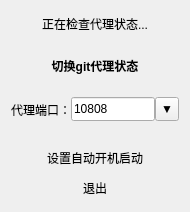
First picture: the form in ContextMenu.ui, repository sinspired/GitProxySwitch, before the edit.
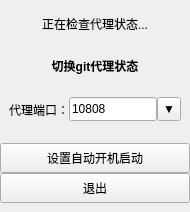
Second picture: the form after the edit.

Commit message: pref: 优化代码格式、添加启动通知

What changed in the file:
```diff
--- a/ContextMenu.ui
+++ b/ContextMenu.ui
@@ -14,7 +14,7 @@
    </rect>
   </property>
   <property name="sizePolicy">
-   <sizepolicy hsizetype="Preferred" vsizetype="Maximum">
+   <sizepolicy hsizetype="Preferred" vsizetype="Fixed">
     <horstretch>0</horstretch>
     <verstretch>0</verstretch>
    </sizepolicy>
@@ -27,8 +27,8 @@
   </property>
   <property name="maximumSize">
    <size>
-    <width>250</width>
-    <height>220</height>
+    <width>190</width>
+    <height>212</height>
    </size>
   </property>
   <property name="font">
@@ -39,6 +39,12 @@
   <property name="windowTitle">
    <string>ContextMenu</string>
   </property>
+  <property name="toolTip">
+   <string/>
+  </property>
+  <property name="styleSheet">
+   <string notr="true"/>
+  </property>
   <property name="toolTipsVisible" stdset="0">
    <bool>false</bool>
   </property>
@@ -47,13 +53,13 @@
     <enum>QLayout::SizeConstraint::SetDefaultConstraint</enum>
    </property>
    <property name="leftMargin">
-    <number>2</number>
+    <number>0</number>
    </property>
    <property name="topMargin">
     <number>9</number>
    </property>
    <property name="rightMargin">
-    <number>2</number>
+    <number>0</number>
    </property>
    <property name="bottomMargin">
     <number>9</number>
@@ -68,13 +74,13 @@
      </property>
      <property name="minimumSize">
       <size>
-       <width>0</width>
+       <width>180</width>
        <height>30</height>
       </size>
      </property>
      <property name="maximumSize">
       <size>
-       <width>16777215</width>
+       <width>200</width>
        <height>30</height>
       </size>
      </property>
@@ -110,20 +116,20 @@
    <item>
     <widget class="QPushButton" name="proxyButton">
      <property name="sizePolicy">
-      <sizepolicy hsizetype="MinimumExpanding" vsizetype="Maximum">
+      <sizepolicy hsizetype="Preferred" vsizetype="Minimum">
        <horstretch>0</horstretch>
        <verstretch>0</verstretch>
       </sizepolicy>
      </property>
      <property name="minimumSize">
       <size>
-       <width>0</width>
+       <width>180</width>
        <height>40</height>
       </size>
      </property>
      <property name="maximumSize">
       <size>
-       <width>1000</width>
+       <width>200</width>
        <height>50</height>
       </size>
      </property>
@@ -192,13 +198,13 @@
        </property>
        <property name="minimumSize">
         <size>
-         <width>0</width>
+         <width>180</width>
          <height>50</height>
         </size>
        </property>
        <property name="maximumSize">
         <size>
-         <width>1000</width>
+         <width>200</width>
          <height>50</height>
         </size>
        </property>
@@ -250,7 +256,7 @@
           </property>
           <property name="maximumSize">
            <size>
-            <width>1000</width>
+            <width>100</width>
             <height>24</height>
            </size>
           </property>
@@ -347,10 +353,16 @@
       <widget class="QPushButton" name="autoStartButton">
        <property name="minimumSize">
         <size>
-         <width>0</width>
+         <width>180</width>
          <height>30</height>
         </size>
        </property>
+       <property name="maximumSize">
+        <size>
+         <width>200</width>
+         <height>16777215</height>
+        </size>
+       </property>
        <property name="text">
         <string>设置自动开机启动</string>
        </property>
@@ -358,7 +370,7 @@
         <bool>true</bool>
        </property>
        <property name="flat">
-        <bool>true</bool>
+        <bool>false</bool>
        </property>
       </widget>
      </item>
@@ -366,10 +378,16 @@
       <widget class="QPushButton" name="exitButton">
        <property name="minimumSize">
         <size>
-         <width>0</width>
+         <width>180</width>
          <height>30</height>
         </size>
        </property>
+       <property name="maximumSize">
+        <size>
+         <width>200</width>
+         <height>16777215</height>
+        </size>
+       </property>
        <property name="text">
         <string>退出</string>
        </property>
@@ -377,7 +395,7 @@
         <bool>true</bool>
        </property>
        <property name="flat">
-        <bool>true</bool>
+        <bool>false</bool>
        </property>
       </widget>
      </item>
```
Left out of the diff: 13 changed lines with no effect on the pictures. The commit also changes 2 other files.
